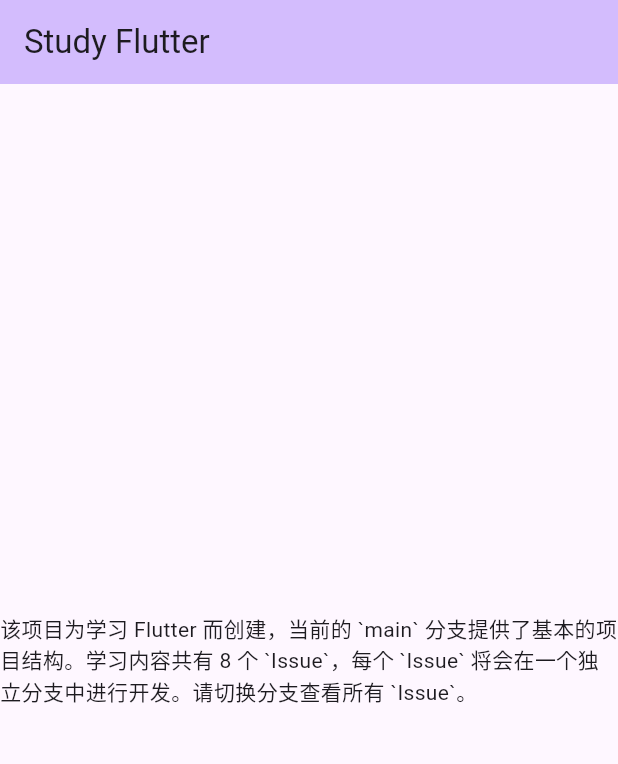
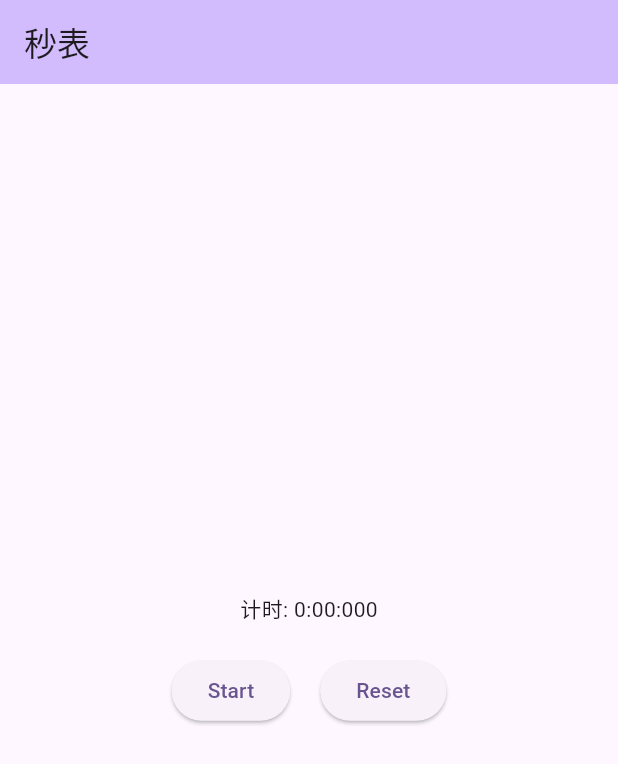
Before and after one commit to huyikai/flutter-study, a Flutter app: the screen it shows after launch, on a phone screen of 412 x 824 dp. Shown: the top 764 px of the screen. Run offline on Flutter 3.47's test engine with Material 3 defaults, Android fonts, the phone set to English and light mode, and no system bars.

Commit message:
feature: stopwatch

```diff
--- a/lib/main.dart
+++ b/lib/main.dart
@@ -1,4 +1,5 @@
 import 'package:flutter/material.dart';
+import 'dart:async';
 
 void main() {
   runApp(const MyApp());
@@ -10,26 +11,69 @@ class MyApp extends StatelessWidget {
   @override
   Widget build(BuildContext context) {
     return MaterialApp(
-      title: 'Study Flutter',
+      title: '秒表',
       theme: ThemeData(
         colorScheme: ColorScheme.fromSeed(seedColor: Colors.deepPurple),
         useMaterial3: true,
       ),
-      home: const MyHomePage(title: 'Study Flutter'),
+      home: const StopwatchPage(title: '秒表'),
     );
   }
 }
 
-class MyHomePage extends StatefulWidget {
-  const MyHomePage({super.key, required this.title});
+class StopwatchPage extends StatefulWidget {
+  const StopwatchPage({super.key, required this.title});
 
   final String title;
 
   @override
-  State<MyHomePage> createState() => _MyHomePageState();
+  State<StopwatchPage> createState() => _StopwatchPageState();
 }
 
-class _MyHomePageState extends State<MyHomePage> {
+class _StopwatchPageState extends State<StopwatchPage> {
+  late Stopwatch _stopwatch; // 秒表对象
+  late Duration _currentTime; // 当前时间
+
+  @override
+  void initState() {
+    super.initState();
+    _stopwatch = Stopwatch();
+    _currentTime = const Duration(milliseconds: 0);
+  }
+
+  // 切换开始停止状态
+  void _toggleStopwatch() {
+    setState(() {
+      if (_stopwatch.isRunning) {
+        _stopwatch.stop();
+      } else {
+        _stopwatch.start();
+        _startTimer();
+      }
+    });
+  }
+
+  // 重置
+  void _resetStopwatch() {
+    setState(() {
+      _stopwatch.stop();
+      _stopwatch.reset();
+      _currentTime = const Duration(milliseconds: 0);
+    });
+  }
+
+  // 开始一个定时器来更新当前时间
+  void _startTimer() {
+    Timer.periodic(const Duration(milliseconds: 10), (timer) {
+      if (!_stopwatch.isRunning) {
+        timer.cancel();
+      }
+      setState(() {
+        _currentTime = _stopwatch.elapsed;
+      });
+    });
+  }
+
   @override
   Widget build(BuildContext context) {
     return Scaffold(
@@ -38,8 +82,29 @@ class _MyHomePageState extends State<MyHomePage> {
         title: Text(widget.title),
       ),
       body: Center(
-        child: const Text(
-            '该项目为学习 Flutter 而创建，当前的 `main` 分支提供了基本的项目结构。学习内容共有 8 个 `Issue`，每个 `Issue` 将会在一个独立分支中进行开发。请切换分支查看所有 `Issue`。'),
+        child: Column(
+          mainAxisAlignment: MainAxisAlignment.center,
+          children: <Widget>[
+            Text(
+              '计时: ${_currentTime.inMinutes}:${(_currentTime.inSeconds % 60).toString().padLeft(2, '0')}:${(_currentTime.inMilliseconds % 1000).toString().padLeft(3, '0')}',
+            ),
+            const SizedBox(height: 20), //间隔
+            Row(
+              mainAxisAlignment: MainAxisAlignment.center,
+              children: [
+                ElevatedButton(
+                  onPressed: _toggleStopwatch,
+                  child: Text(_stopwatch.isRunning ? 'Stop' : 'Start'),
+                ),
+                const SizedBox(width: 20),
+                ElevatedButton(
+                  onPressed: _resetStopwatch,
+                  child: const Text('Reset'),
+                ),
+              ],
+            ),
+          ],
+        ),
       ),
     );
   }
```
